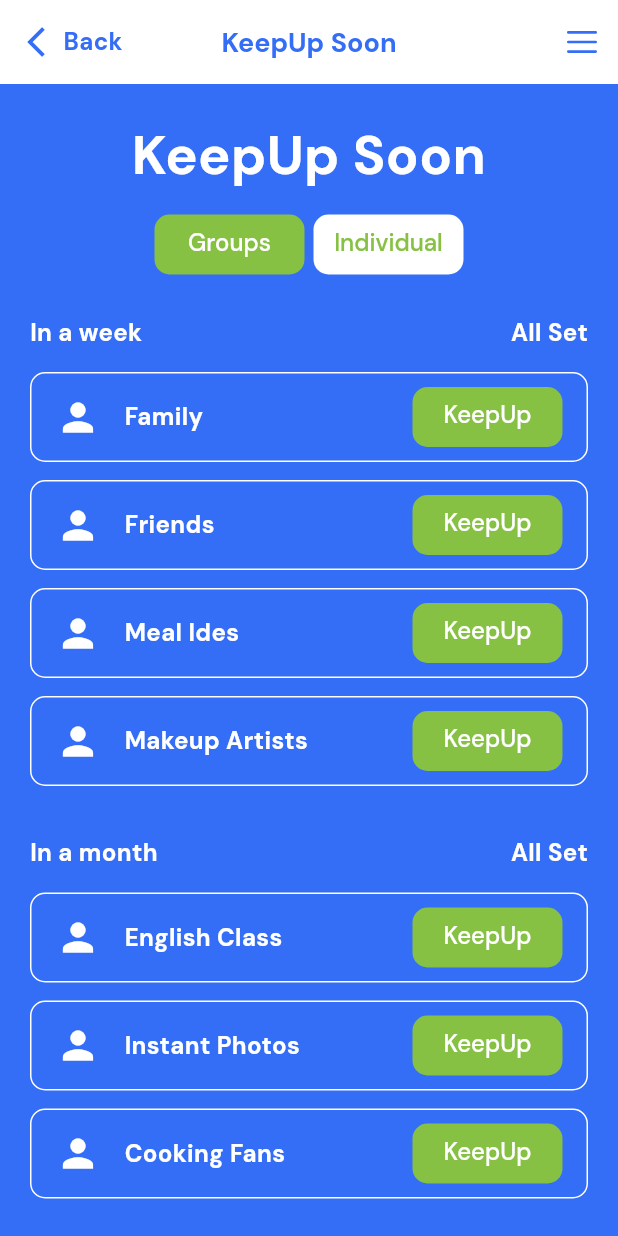
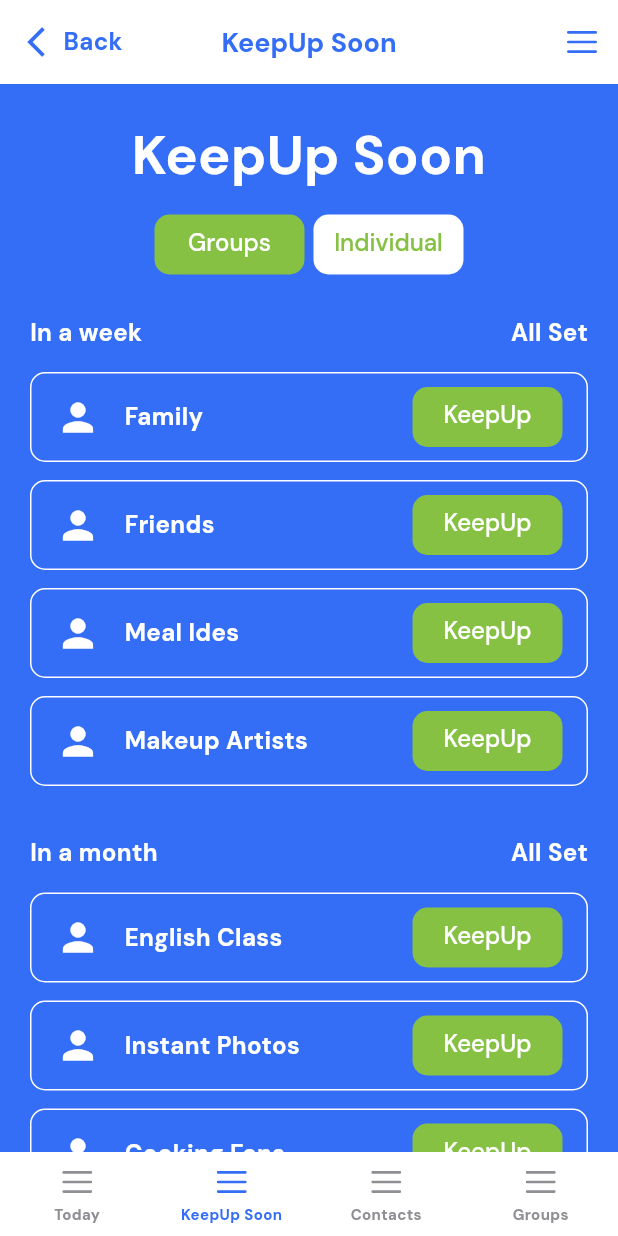
Before and after one commit to PhoneNorkankham/flutter-mobile, a Flutter app: the KeepUpSoonView screen opened directly, on a phone screen of 412 x 824 dp. Run offline on Flutter 3.47's test engine with Material 2 defaults, Android fonts, the light colour scheme and no system bars; our stand-ins replace bloc, cached_network_image, connectivity_plus, dio, equatable, floor and 9 more; missing offline and left inert: back_system, dio_cache_interceptor; accounts and stored records are empty; statements that could not run were skipped.

Commit message:
feature: Updated UI/UX for Bottom Navigation Bar

```diff
--- a/lib/main.dart
+++ b/lib/main.dart
@@ -36,7 +36,7 @@ class MyApp extends StatelessWidget {
       child: GetMaterialApp(
         debugShowCheckedModeBanner: false,
         enableLog: true,
-        initialRoute: AppPages.main,
+        initialRoute: AppPages.splash,
         getPages: AppPages.pages,
         locale: translationManager.locale,
         fallbackLocale: TranslationManager.fallbackLocaleUS,
--- /dev/null
+++ b/lib/src/design/components/bottom_navigation/app_bottom_navigation_bar.dart
@@ -0,0 +1,40 @@
+import 'package:flutter/material.dart';
+import 'package:keepup/src/design/components/bottom_navigation/app_bottom_navigation_bar_item.dart';
+import 'package:keepup/src/enums/bottom_nav_type.dart';
+
+class AppBottomNavigationBar extends StatelessWidget {
+  final BottomNavType? selectedType;
+
+  const AppBottomNavigationBar({Key? key, this.selectedType}) : super(key: key);
+
+  @override
+  Widget build(BuildContext context) {
+    final double additionalBottomPadding = MediaQuery.viewPaddingOf(context).bottom;
+    return Container(
+      color: Theme.of(context).colorScheme.onPrimary,
+      constraints: BoxConstraints(
+        minHeight: kBottomNavigationBarHeight + additionalBottomPadding,
+      ),
+      child: Padding(
+        padding: EdgeInsets.only(bottom: additionalBottomPadding),
+        child: MediaQuery.removePadding(
+          context: context,
+          removeBottom: true,
+          child: DefaultTextStyle.merge(
+            overflow: TextOverflow.ellipsis,
+            child: Row(
+              mainAxisAlignment: MainAxisAlignment.spaceBetween,
+              crossAxisAlignment: CrossAxisAlignment.end,
+              children: BottomNavType.values
+                  .map((e) => AppBottomNavigationBarItem(
+                        type: e,
+                        isSelected: e == selectedType,
+                      ))
+                  .toList(),
+            ),
+          ),
+        ),
+      ),
+    );
+  }
+}
--- /dev/null
+++ b/lib/src/design/components/bottom_navigation/app_bottom_navigation_bar_item.dart
@@ -0,0 +1,57 @@
+import 'package:flutter/material.dart';
+import 'package:flutter_svg/svg.dart';
+import 'package:get/get.dart';
+import 'package:keepup/src/core/managers/navigator_manager.dart';
+import 'package:keepup/src/design/colors/app_colors.dart';
+import 'package:keepup/src/design/themes/extensions/theme_extensions.dart';
+import 'package:keepup/src/enums/bottom_nav_type.dart';
+
+class AppBottomNavigationBarItem extends StatelessWidget {
+  final BottomNavType type;
+  final bool isSelected;
+
+  const AppBottomNavigationBarItem({
+    super.key,
+    required this.type,
+    this.isSelected = false,
+  });
+
+  @override
+  Widget build(BuildContext context) {
+    return Expanded(
+      child: Material(
+        child: InkWell(
+          onTap: () => Get.find<NavigatorManager>().navigateToPage(type.page),
+          highlightColor: Colors.transparent,
+          child: Column(
+            mainAxisSize: MainAxisSize.min,
+            crossAxisAlignment: CrossAxisAlignment.center,
+            children: [
+              const SizedBox(height: 10),
+              SvgPicture.asset(
+                type.icon,
+                width: 20,
+                height: 20,
+                colorFilter: ColorFilter.mode(
+                  isSelected
+                      ? Theme.of(context).bottomNavigationBarTheme.selectedItemColor!
+                      : Theme.of(context).bottomNavigationBarTheme.unselectedItemColor!,
+                  BlendMode.srcIn,
+                ),
+              ),
+              const SizedBox(height: 5),
+              Text(
+                type.name,
+                textAlign: TextAlign.center,
+                style: context.appTextTheme.bold10.copyWith(
+                  color: isSelected ? AppColors.selectedItemColor : AppColors.unselectedItemColor,
+                ),
+              ),
+              const SizedBox(height: 8),
+            ],
+          ),
+        ),
+      ),
+    );
+  }
+}
--- a/lib/src/ui/home/components/home_view.dart
+++ b/lib/src/ui/home/components/home_view.dart
@@ -2,6 +2,7 @@ import 'package:flutter/material.dart';
 import 'package:get/get.dart';
 import 'package:keepup/src/design/components/app_bars/app_app_bar.dart';
 import 'package:keepup/src/design/components/base/app_body.dart';
+import 'package:keepup/src/design/components/bottom_navigation/app_bottom_navigation_bar.dart';
 import 'package:keepup/src/design/components/buttons/menu_button.dart';
 import 'package:keepup/src/locale/locale_key.dart';
 import 'package:keepup/src/ui/base/interactor/page_states.dart';
@@ -36,6 +37,7 @@ class HomeView extends StatelessWidget {
           ),
         ),
       ),
+      bottomNavigationBar: const AppBottomNavigationBar(),
     );
   }
 }
--- a/lib/src/ui/keep_up_soon/components/keep_up_soon_view.dart
+++ b/lib/src/ui/keep_up_soon/components/keep_up_soon_view.dart
@@ -2,8 +2,10 @@ import 'package:flutter/material.dart';
 import 'package:get/get.dart';
 import 'package:keepup/src/design/components/app_bars/app_app_bar.dart';
 import 'package:keepup/src/design/components/base/app_body.dart';
+import 'package:keepup/src/design/components/bottom_navigation/app_bottom_navigation_bar.dart';
 import 'package:keepup/src/design/components/buttons/menu_button.dart';
 import 'package:keepup/src/design/components/keep_up/keep_up_group.dart';
+import 'package:keepup/src/enums/bottom_nav_type.dart';
 import 'package:keepup/src/locale/locale_key.dart';
 import 'package:keepup/src/ui/base/interactor/page_states.dart';
 import 'package:keepup/src/ui/keep_up_soon/components/keep_up_soon_header.dart';
@@ -56,6 +58,7 @@ class KeepUpSoonView extends StatelessWidget {
           ),
         ),
       ),
+      bottomNavigationBar: const AppBottomNavigationBar(selectedType: BottomNavType.keepUpSoon),
     );
   }
 }
--- a/lib/src/ui/keep_up_today/components/keep_up_today_view.dart
+++ b/lib/src/ui/keep_up_today/components/keep_up_today_view.dart
@@ -2,10 +2,12 @@ import 'package:flutter/material.dart';
 import 'package:get/get.dart';
 import 'package:keepup/src/design/components/app_bars/app_app_bar.dart';
 import 'package:keepup/src/design/components/base/app_body.dart';
+import 'package:keepup/src/design/components/bottom_navigation/app_bottom_navigation_bar.dart';
 import 'package:keepup/src/design/components/buttons/app_button.dart';
 import 'package:keepup/src/design/components/buttons/app_button_type.dart';
 import 'package:keepup/src/design/components/buttons/menu_button.dart';
 import 'package:keepup/src/design/components/keep_up/keep_up_group.dart';
+import 'package:keepup/src/enums/bottom_nav_type.dart';
 import 'package:keepup/src/locale/locale_key.dart';
 import 'package:keepup/src/ui/base/interactor/page_states.dart';
 import 'package:keepup/src/ui/keep_up_today/components/keep_up_today_header.dart';
@@ -79,6 +81,7 @@ class KeepUpTodayView extends StatelessWidget {
           ),
         ),
       ),
+      bottomNavigationBar: const AppBottomNavigationBar(selectedType: BottomNavType.today),
     );
   }
 }
--- a/lib/src/ui/main/binding/main_binding.dart
+++ /dev/null
@@ -1,9 +0,0 @@
-import 'package:get/get.dart';
-import 'package:keepup/src/ui/main/interactor/main_bloc.dart';
-
-class MainBinding extends Bindings {
-  @override
-  void dependencies() {
-    Get.put<MainBloc>(MainBloc());
-  }
-}
--- a/lib/src/ui/onboarding/interactor/onboarding_bloc.dart
+++ b/lib/src/ui/onboarding/interactor/onboarding_bloc.dart
@@ -23,7 +23,7 @@ class OnboardingBloc extends Bloc<OnboardingEvent, OnboardingState> {
 
   FutureOr<void> _onGotoMain(_GotoMain event, Emitter<OnboardingState> emit) {
     emit(state.copyWith(
-      pageCommand: PageCommandNavigation.pushAndRemoveUntilPage(AppPages.main, (route) => false),
+      pageCommand: PageCommandNavigation.pushAndRemoveUntilPage(AppPages.home, (route) => false),
     ));
   }
 }
--- a/lib/src/utils/app_pages.dart
+++ b/lib/src/utils/app_pages.dart
@@ -1,8 +1,10 @@
 import 'package:get/get.dart';
+import 'package:keepup/src/ui/home/binding/home_binding.dart';
+import 'package:keepup/src/ui/home/home_page.dart';
+import 'package:keepup/src/ui/keep_up_soon/binding/keep_up_soon_binding.dart';
+import 'package:keepup/src/ui/keep_up_soon/keep_up_soon_page.dart';
 import 'package:keepup/src/ui/keep_up_today/binding/keep_up_today_binding.dart';
 import 'package:keepup/src/ui/keep_up_today/keep_up_today_page.dart';
-import 'package:keepup/src/ui/main/binding/main_binding.dart';
-import 'package:keepup/src/ui/main/main_page.dart';
 import 'package:keepup/src/ui/onboarding/binding/onboarding_binding.dart';
 import 'package:keepup/src/ui/onboarding/onboarding_page.dart';
 import 'package:keepup/src/ui/splash/binding/splash_binding.dart';
@@ -12,8 +14,9 @@ class AppPages {
   // Roots
   static const String splash = _Paths.splash;
   static const String onboarding = _Paths.onboarding;
-  static const String main = _Paths.main;
+  static const String home = _Paths.home;
   static const String keepUpToday = _Paths.keepUpToday;
+  static const String keepUpSoon = _Paths.keepUpSoon;
 
   static final pages = [
     GetPage(
@@ -27,14 +30,21 @@ class AppPages {
       binding: OnboardingBinding(),
     ),
     GetPage(
-      name: _Paths.main,
-      page: () => const MainPage(),
-      binding: MainBinding(),
+      name: _Paths.home,
+      page: () => const HomePage(),
+      binding: HomeBinding(),
     ),
     GetPage(
       name: _Paths.keepUpToday,
       page: () => const KeepUpTodayPage(),
       binding: KeepUpTodayBinding(),
+      transition: Transition.noTransition,
+    ),
+    GetPage(
+      name: _Paths.keepUpSoon,
+      page: () => const KeepUpSoonPage(),
+      binding: KeepUpSoonBinding(),
+      transition: Transition.noTransition,
     ),
   ];
 }
@@ -42,6 +52,7 @@ class AppPages {
 abstract class _Paths {
   static const String splash = "/splash";
   static const String onboarding = "/onboarding";
-  static const String main = "/main";
+  static const String home = "/home";
   static const String keepUpToday = "/keepUpToday";
+  static const String keepUpSoon = "/keepUpSoon";
 }
```
Also changed, not shown: lib/src/enums/bottom_nav_type.dart (+6 -7 lines), lib/src/ui/home/home_page.dart (+14 -1 lines), lib/src/ui/main/components/bottom_navigation/app_bottom_navigation_bar.dart (deleted, +0 -54 lines), lib/src/ui/main/components/main_view.dart (deleted, +0 -62 lines), lib/src/ui/main/interactor/main_bloc.dart (deleted, +0 -33 lines), lib/src/ui/main/interactor/main_event.dart (deleted, +0 -11 lines), lib/src/ui/main/interactor/main_state.dart (deleted, +0 -19 lines), lib/src/ui/main/main_page.dart (deleted, +0 -50 lines), lib/src/ui/main/interactor/main_bloc.freezed.dart (deleted).
